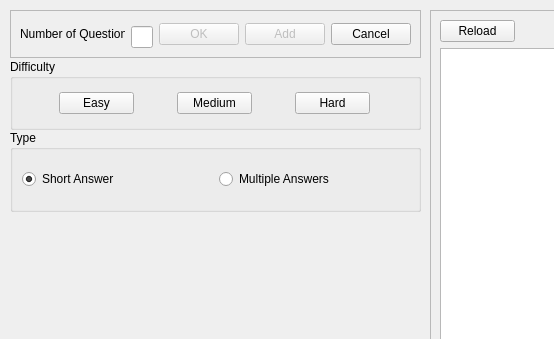
First picture: the form in frontend/questiondialog.ui, repository DimitarRizzovski/SAT-1, before the edit; both pictures show x 0 to 554 and y 0 to 339 of the 777 by 482 pixel window.
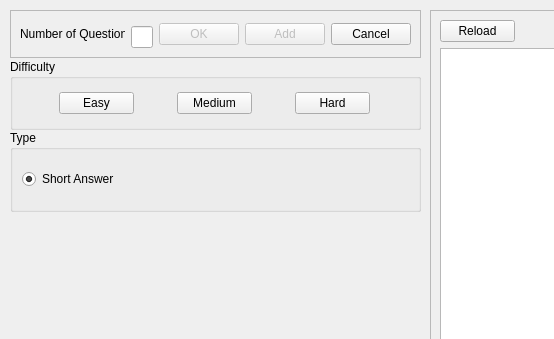
Second picture: the form after the edit.

Patch:
```diff
--- a/frontend/questiondialog.ui
+++ b/frontend/questiondialog.ui
@@ -146,13 +146,6 @@
       </property>
      </widget>
     </item>
-    <item row="0" column="1">
-     <widget class="QRadioButton" name="multiplechoiceButton">
-      <property name="text">
-       <string>Multiple Answers</string>
-      </property>
-     </widget>
-    </item>
    </layout>
   </widget>
   <widget class="QGroupBox" name="difficultyBox">
```
